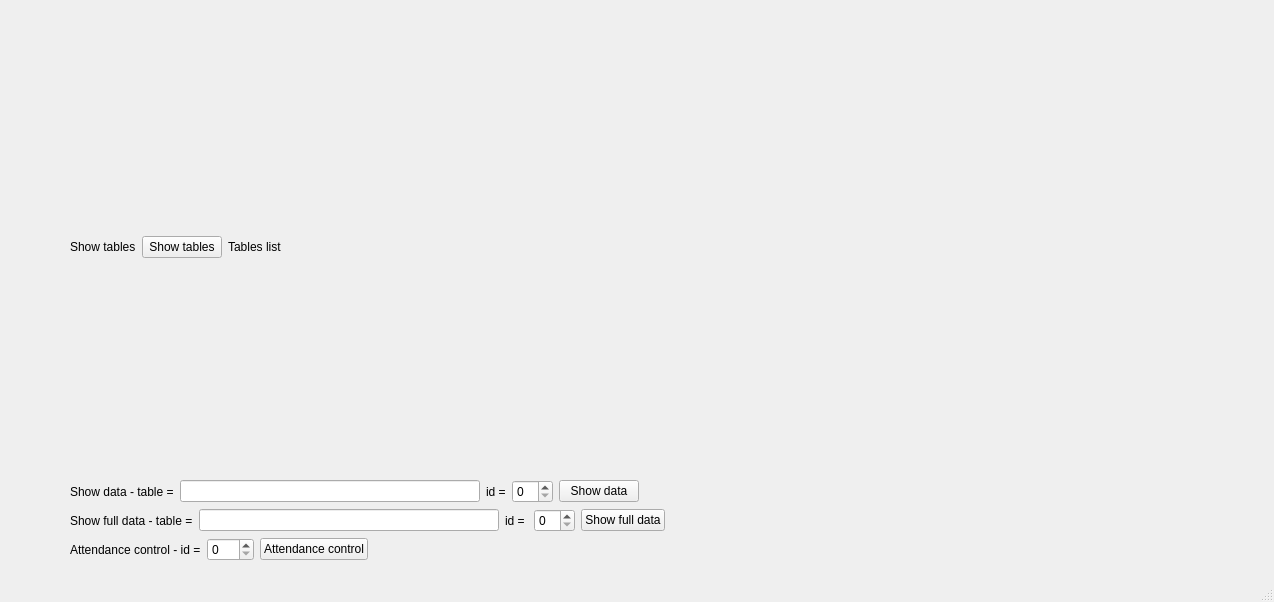
andysyr/lab7-8, file mainwindow.ui: the form before one commit.
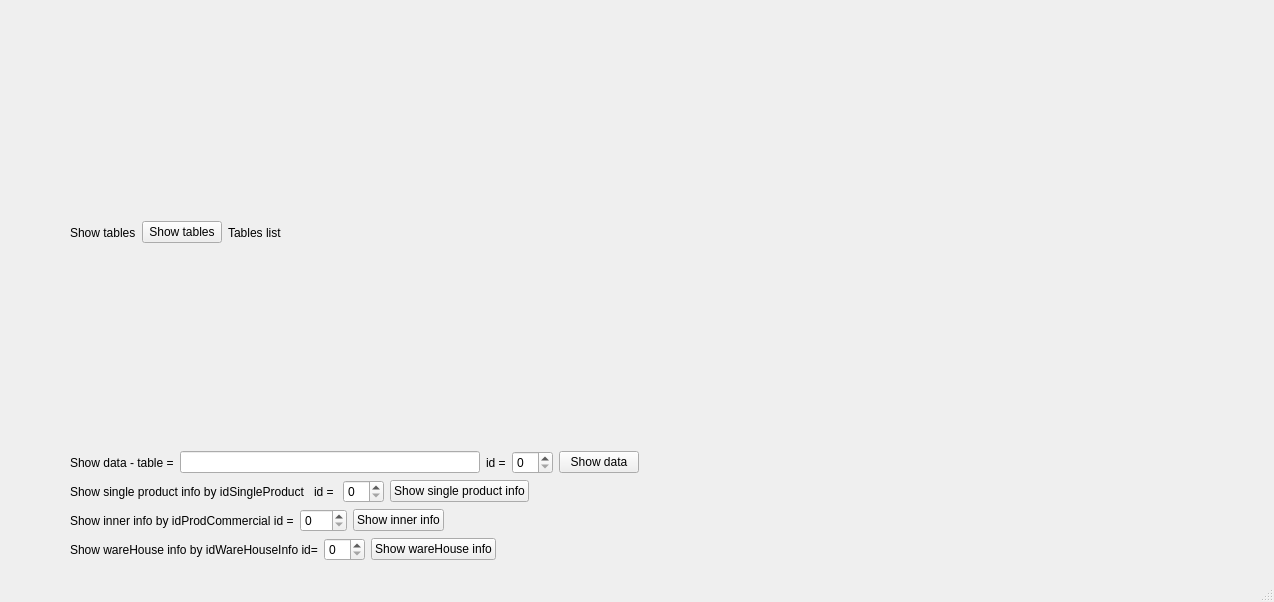
The form after the commit.

The edit to the form file:
```diff
--- a/mainwindow.ui
+++ b/mainwindow.ui
@@ -121,17 +121,7 @@
        <item>
         <widget class="QLabel" name="label_3">
          <property name="text">
-          <string>Show full data - table =</string>
-         </property>
-        </widget>
-       </item>
-       <item>
-        <widget class="QLineEdit" name="showFullDatalineEdit">
-         <property name="maximumSize">
-          <size>
-           <width>300</width>
-           <height>16777215</height>
-          </size>
+          <string>Show single product info by idSingleProduct </string>
          </property>
         </widget>
        </item>
@@ -148,7 +138,7 @@
        <item>
         <widget class="QPushButton" name="showFullDatapushButton">
          <property name="text">
-          <string>Show full data</string>
+          <string>Show single product info</string>
          </property>
         </widget>
        </item>
@@ -172,7 +162,7 @@
        <item>
         <widget class="QLabel" name="label_6">
          <property name="text">
-          <string>Attendance control - id =</string>
+          <string>Show inner info by idProdCommercial id =</string>
          </property>
         </widget>
        </item>
@@ -189,7 +179,7 @@
        <item>
         <widget class="QPushButton" name="Attendance_controlPushButton">
          <property name="text">
-          <string>Attendance control</string>
+          <string>Show inner info</string>
          </property>
         </widget>
        </item>
@@ -208,6 +198,40 @@
        </item>
       </layout>
      </item>
+     <item>
+      <layout class="QHBoxLayout" name="horizontalLayout_5">
+       <item>
+        <widget class="QLabel" name="label_7">
+         <property name="text">
+          <string>Show wareHouse info by idWareHouseInfo id=</string>
+         </property>
+        </widget>
+       </item>
+       <item>
+        <widget class="QSpinBox" name="showWareHouseInfospinBox"/>
+       </item>
+       <item>
+        <widget class="QPushButton" name="showWareHouseInfopushButton">
+         <property name="text">
+          <string>Show wareHouse info</string>
+         </property>
+        </widget>
+       </item>
+       <item>
+        <spacer name="horizontalSpacer_5">
+         <property name="orientation">
+          <enum>Qt::Horizontal</enum>
+         </property>
+         <property name="sizeHint" stdset="0">
+          <size>
+           <width>40</width>
+           <height>20</height>
+          </size>
+         </property>
+        </spacer>
+       </item>
+      </layout>
+     </item>
     </layout>
    </widget>
   </widget>
```
Left out of the diff: 10 changed lines with no effect on the pictures.
